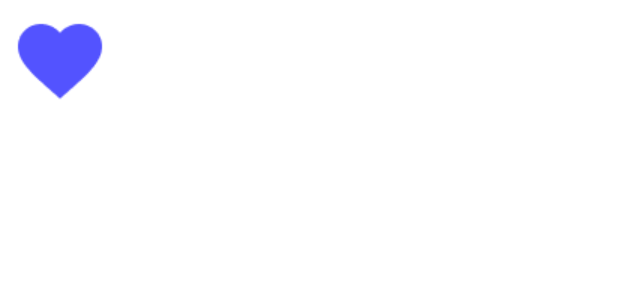
After one commit to dlgocks1/umc_android, an Android app: the layout toast_islike_img.xml on its own in the app's theme, with its tools: preview values and no code run, on a phone screen of 412 x 824 dp. The commit adds this screen. Shown: the top 300 px of the screen. Run offline under Robolectric (Android 15) with nearby library versions, the light colour scheme and no system bars.

Commit message:
21_11_25"

```diff
--- a/app/src/main/java/com/example/flo/activity/SongActivity.kt
+++ b/app/src/main/java/com/example/flo/activity/SongActivity.kt
@@ -141,7 +141,7 @@ class SongActivity : AppCompatActivity() {
 
     private fun ToastIsLike(islike : Boolean) {
         var toast = Toast(this)
-        var v1 = layoutInflater.inflate(R.layout.toast_islike, null)
+        var v1 = layoutInflater.inflate(R.layout.toast_islike,null)
         var toasttx: TextView? = v1.findViewById(R.id.islike_toast_tv)
         if(islike){
             toasttx?.setText(R.string.islike)
--- /dev/null
+++ b/app/src/main/res/drawable/round_rblue.xml
@@ -0,0 +1,5 @@
+<?xml version="1.0" encoding="utf-8"?>
+<shape xmlns:android="http://schemas.android.com/apk/res/android">
+    <corners android:radius="100dp" />
+    <solid android:color="@color/light_blue2"/>
+</shape>
--- a/app/src/main/res/layout/item_songfragment.xml
+++ b/app/src/main/res/layout/item_songfragment.xml
@@ -49,7 +49,7 @@
                 android:layout_height="wrap_content"
                 android:layout_marginLeft="10dp"
                 android:text="TITLE"
-                android:background="@drawable/round_blue"
+                android:background="@drawable/round_rblue"
                 android:textColor="@color/white"
                 android:textSize="12sp"
                 android:paddingRight="5dp"
--- /dev/null
+++ b/app/src/main/res/layout/toast_islike_img.xml
@@ -0,0 +1,16 @@
+<?xml version="1.0" encoding="utf-8"?>
+<androidx.constraintlayout.widget.ConstraintLayout xmlns:android="http://schemas.android.com/apk/res/android"
+    android:layout_width="match_parent"
+    android:layout_height="match_parent"
+    xmlns:app="http://schemas.android.com/apk/res-auto">
+
+    <ImageView
+        android:layout_width="80dp"
+        android:layout_height="80dp"
+        android:src="@drawable/ic_my_like_on"
+        app:layout_constraintTop_toTopOf="parent"
+        app:layout_constraintStart_toStartOf="parent"
+
+        />
+
+</androidx.constraintlayout.widget.ConstraintLayout>
```
Also changed, not shown: app/src/main/java/com/example/flo/activity/SinginActivity.kt (+22 -7 lines), app/src/main/java/com/example/flo/fragment/AlbumFragment.kt (+22 -0 lines), app/src/main/res/anim/anim_cycle_interpolator.xml (added, +11 -0 lines), app/src/main/res/layout/activity_signin.xml (+24 -0 lines).
